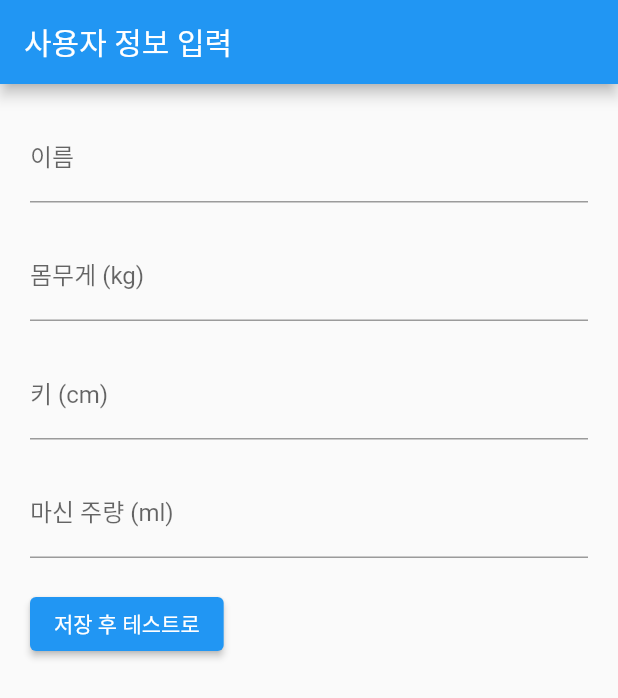
After one commit to Doho-K/ALCO-T, a Flutter app: the screen it shows after launch, after a tap on "저장 후 테스트로", on a phone screen of 412 x 824 dp. The commit adds this screen. Shown: the top 698 px of the screen. Run offline on Flutter 3.47's test engine with Material 2 defaults, Android fonts, the phone set to English and light mode, and no system bars; our stand-ins replace cloud_firestore, firebase_core, get; accounts and stored records are empty.

Commit message:
GetX&Firebase data send

```diff
--- a/Alco_T/lib/DataCollector.dart
+++ b/Alco_T/lib/DataCollector.dart
@@ -1,11 +1,41 @@
+import 'package:cloud_firestore/cloud_firestore.dart';
 import 'package:get/get.dart';
 
 class DataCollector extends GetxController{
-  RxString name = ''.obs;
-  RxDouble weight = 0.0.obs;
-  RxDouble height = 0.0.obs;
-  RxDouble drink = 0.0.obs;
 
+  dataModel? data;
 
+  void saveData() async {
+    try{
+      await FirebaseFirestore.instance.collection('user').add(data!.toJson());
+    }
+    catch(e){
+      print(e);
+    }
+  }
 
 }
+
+class dataModel{
+  String name;
+  double weight;
+  double height;
+  double drink;
+
+  dataModel({required this.name, required this.weight, required this.height, required this.drink});
+
+  dataModel.fromJson(Map<String, dynamic> json)
+      : name = json['name'],
+        weight = json['weight'],
+        height = json['height'],
+        drink = json['drink'];
+
+  Map<String,dynamic> toJson(){
+    return {
+      'name': name,
+      'weight': weight,
+      'height': height,
+      'drink': drink,
+    };
+  }
+}
--- /dev/null
+++ b/Alco_T/lib/infoPage.dart
@@ -0,0 +1,83 @@
+import 'package:alco_t/DataCollector.dart';
+import 'package:flutter/cupertino.dart';
+import 'package:flutter/material.dart';
+import 'package:get/get.dart';
+
+class infoPage extends StatefulWidget{
+  const infoPage({Key? key}) : super(key: key);
+  @override
+  State<infoPage> createState() => _infoPageState();
+}
+
+class _infoPageState extends State<infoPage>{
+  TextEditingController _nameController = TextEditingController();
+  TextEditingController _weightController = TextEditingController();
+  TextEditingController _heightController = TextEditingController();
+  TextEditingController _drinkController = TextEditingController();
+  final myController = Get.put(DataCollector());
+
+  @override
+  Widget build(BuildContext context){
+    return Container(
+      child: Padding(padding: EdgeInsets.all(20.0),
+        child: Column(
+          crossAxisAlignment: CrossAxisAlignment.start,
+          children: <Widget>[
+            TextField(
+              controller: _nameController,
+              decoration: InputDecoration(
+                labelText: '이름',
+              ),
+            ),
+            SizedBox(height: 20.0),
+            TextField(
+              controller: _weightController,
+              decoration: InputDecoration(
+                labelText: '몸무게 (kg)',
+              ),
+              keyboardType: TextInputType.number,
+            ),
+            SizedBox(height: 20.0),
+            TextField(
+              controller: _heightController,
+              decoration: InputDecoration(
+                labelText: '키 (cm)',
+              ),
+              keyboardType: TextInputType.number,
+            ),
+            SizedBox(height: 20.0),
+            TextField(
+              controller: _drinkController,
+              decoration: InputDecoration(
+                labelText: '마신 주량 (ml)',
+              ),
+              keyboardType: TextInputType.number,
+            ),
+            SizedBox(height: 20.0),
+            ElevatedButton(
+              onPressed: () async {
+                // 사용자 정보를 저장할 Map 생성
+                dataModel user = dataModel(
+                  name: _nameController.text,
+                  weight: double.parse(_weightController.text),
+                  height: double.parse(_heightController.text),
+                  drink: double.parse(_drinkController.text),
+                );
+
+                myController.data = user;
+                myController.saveData();
+                // 사용자 정보 입력 후 화면 초기화
+                _nameController.clear();
+                _weightController.clear();
+                _heightController.clear();
+                _drinkController.clear();
+              },
+              child: Text('저장 후 테스트로'),
+
+            ),
+          ],
+        ),
+      ),
+    );
+  }
+}
--- a/Alco_T/pubspec.yaml
+++ b/Alco_T/pubspec.yaml
@@ -37,6 +37,7 @@ dependencies:
   cupertino_icons: ^1.0.2
   firebase_core: ^2.24.2
   get: ^4.6.5
+  cloud_firestore: ^4.14.0
 
 dev_dependencies:
   flutter_test:
```
Also changed, not shown: Alco_T/lib/landingPage.dart (added, +17 -0 lines), Alco_T/lib/main.dart (+2 -64 lines), Alco_T/pubspec.lock, 3 other files.
